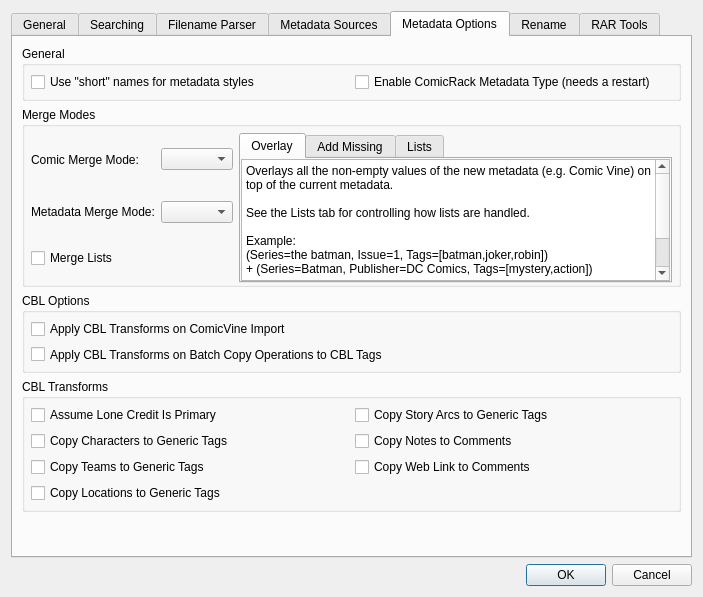
First picture: the form in comictaggerlib/ui/settingswindow.ui, repository comictagger/comictagger, before the edit.
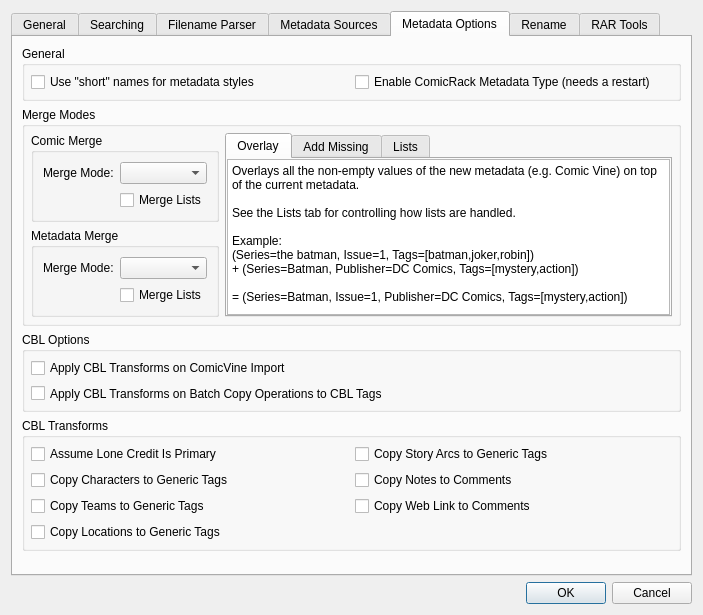
Second picture: the form after the edit. The open tabs and pages were chosen to show the change.

```diff
--- a/comictaggerlib/ui/settingswindow.ui
+++ b/comictaggerlib/ui/settingswindow.ui
@@ -7,7 +7,7 @@
     <x>0</x>
     <y>0</y>
     <width>703</width>
-    <height>597</height>
+    <height>615</height>
    </rect>
   </property>
   <property name="windowTitle">
@@ -619,12 +619,6 @@
          </item>
          <item row="4" column="0">
           <widget class="QGroupBox" name="groupBox_6">
-           <property name="minimumSize">
-            <size>
-             <width>0</width>
-             <height>165</height>
-            </size>
-           </property>
            <property name="title">
             <string>Merge Modes</string>
            </property>
@@ -645,12 +639,18 @@
              <number>6</number>
             </property>
             <item row="0" column="0">
-             <widget class="QLabel" name="lblOverlayReadStyle">
+             <widget class="QGroupBox" name="groupBox_7">
+              <property name="title">
+               <string>Comic Merge</string>
+              </property>
+              <layout class="QFormLayout" name="formLayout">
+               <item row="0" column="0">
+                <widget class="QLabel" name="lblOverlayComic">
               <property name="toolTip">
                <string>The merge mode to use when reading multiple metadata styles from a single comic archive (ComicRack, ComicBookInfo, etc.)</string>
               </property>
               <property name="text">
-               <string>Comic Merge Mode:</string>
+                  <string>Merge Mode:</string>
               </property>
               <property name="margin">
                <number>6</number>
@@ -660,13 +660,48 @@
               </property>
              </widget>
             </item>
+               <item row="0" column="1">
+                <widget class="QComboBox" name="cbMergeModeComic">
+                 <property name="enabled">
+                  <bool>true</bool>
+                 </property>
+                 <property name="sizePolicy">
+                  <sizepolicy hsizetype="Preferred" vsizetype="Fixed">
+                   <horstretch>0</horstretch>
+                   <verstretch>0</verstretch>
+                  </sizepolicy>
+                 </property>
+                 <property name="toolTip">
+                  <string>The merge mode to use when reading multiple metadata styles from a comic archive (ComicRack, ComicBookInfo, etc.)</string>
+                 </property>
+                </widget>
+               </item>
+               <item row="1" column="1">
+                <widget class="QCheckBox" name="cbxMergeListsComic">
+                 <property name="toolTip">
+                  <string>Merge lists (characters, tags, locations, etc.) together or the &quot;new&quot; list replaces the old</string>
+                 </property>
+                 <property name="text">
+                  <string>Merge Lists</string>
+                 </property>
+                </widget>
+               </item>
+              </layout>
+             </widget>
+            </item>
             <item row="1" column="0">
-             <widget class="QLabel" name="lblOverlaySource">
+             <widget class="QGroupBox" name="groupBox_8">
+              <property name="title">
+               <string>Metadata Merge</string>
+              </property>
+              <layout class="QFormLayout" name="formLayout_4">
+               <item row="0" column="0">
+                <widget class="QLabel" name="lblOverlayMetadata">
               <property name="toolTip">
                <string>The merge mode to use when fetching metadata from a Metadata Source (Comic Vine, Metron, GCD, etc.)</string>
               </property>
               <property name="text">
-               <string>Metadata Merge Mode:</string>
+                  <string>Merge Mode:</string>
               </property>
               <property name="margin">
                <number>6</number>
@@ -676,8 +711,8 @@
               </property>
              </widget>
             </item>
-            <item row="1" column="1">
-             <widget class="QComboBox" name="cbxOverlaySource">
+               <item row="0" column="1">
+                <widget class="QComboBox" name="cbMergeModeMetadata">
               <property name="sizePolicy">
                <sizepolicy hsizetype="Preferred" vsizetype="Fixed">
                 <horstretch>0</horstretch>
@@ -689,7 +724,20 @@
               </property>
              </widget>
             </item>
-            <item row="0" column="2" rowspan="3">
+               <item row="1" column="1">
+                <widget class="QCheckBox" name="cbxMergeListsMetadata">
+                 <property name="toolTip">
+                  <string>Merge lists (characters, tags, locations, etc.) together or the &quot;new&quot; list replaces the old</string>
+                 </property>
+                 <property name="text">
+                  <string>Merge Lists</string>
+                 </property>
+                </widget>
+               </item>
+              </layout>
+             </widget>
+            </item>
+            <item row="0" column="2" rowspan="2">
              <widget class="QTabWidget" name="tabWidgetOverlay">
               <property name="sizePolicy">
                <sizepolicy hsizetype="Expanding" vsizetype="Maximum">
@@ -709,12 +757,6 @@
                 <height>200</height>
                </size>
               </property>
-              <property name="tabPosition">
-               <enum>QTabWidget::North</enum>
-              </property>
-              <property name="currentIndex">
-               <number>0</number>
-              </property>
               <widget class="QWidget" name="tOverlay">
                <property name="maximumSize">
                 <size>
@@ -849,32 +891,6 @@
               </widget>
              </widget>
             </item>
-            <item row="0" column="1">
-             <widget class="QComboBox" name="cbxOverlayReadStyle">
-              <property name="enabled">
-               <bool>true</bool>
-              </property>
-              <property name="sizePolicy">
-               <sizepolicy hsizetype="Preferred" vsizetype="Fixed">
-                <horstretch>0</horstretch>
-                <verstretch>0</verstretch>
-               </sizepolicy>
-              </property>
-              <property name="toolTip">
-               <string>The merge mode to use when reading multiple metadata styles from a comic archive (ComicRack, ComicBookInfo, etc.)</string>
-              </property>
-             </widget>
-            </item>
-            <item row="2" column="0" colspan="2">
-             <widget class="QCheckBox" name="cbxOverlayMergeLists">
-              <property name="toolTip">
-               <string>Merge lists (characters, tags, locations, etc.) together or the &quot;new&quot; list replaces the old</string>
-              </property>
-              <property name="text">
-               <string>Merge Lists</string>
-              </property>
-             </widget>
-            </item>
            </layout>
           </widget>
          </item>
```
Lines whose indentation alone changed are shown as unchanged.
